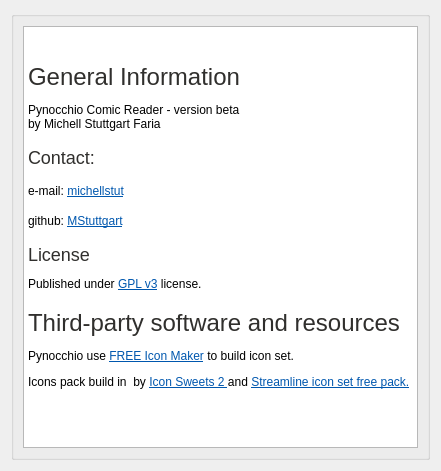
Old version of the form view/about_dialog.ui in the repository mstuttgart/pynocchio.
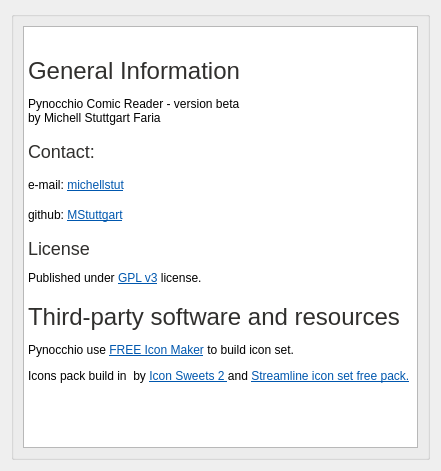
New version of the form. Icons and pictures are not drawn.

Commit message: Icons in view updated

```diff
--- a/view/about_dialog.ui
+++ b/view/about_dialog.ui
@@ -34,8 +34,8 @@
 &lt;html&gt;&lt;head&gt;&lt;meta name=&quot;qrichtext&quot; content=&quot;1&quot; /&gt;&lt;style type=&quot;text/css&quot;&gt;
 p, li { white-space: pre-wrap; }
 &lt;/style&gt;&lt;/head&gt;&lt;body style=&quot; font-family:'DejaVu Sans'; font-size:9pt; font-weight:400; font-style:normal;&quot;&gt;
-&lt;p style=&quot; margin-top:12px; margin-bottom:12px; margin-left:0px; margin-right:0px; -qt-block-indent:0; text-indent:0px;&quot;&gt; &lt;img src=&quot;:/image/freeiconmaker (1)/freeiconmaker_28.png&quot; /&gt;&lt;/p&gt;
-&lt;p style=&quot; margin-top:18px; margin-bottom:12px; margin-left:0px; margin-right:0px; -qt-block-indent:0; text-indent:0px;&quot;&gt;&lt;span style=&quot; font-size:xx-large; color:#302f2d;&quot;&gt;General Information&lt;/span&gt;&lt;/p&gt;
+&lt;p style=&quot; margin-top:0px; margin-bottom:0px; margin-left:0px; margin-right:0px; -qt-block-indent:0; text-indent:0px;&quot;&gt;&lt;img src=&quot;:/icons/icons/freeiconmaker_2 1.png&quot; /&gt; &lt;/p&gt;
+&lt;p style=&quot; margin-top:12px; margin-bottom:12px; margin-left:0px; margin-right:0px; -qt-block-indent:0; text-indent:0px;&quot;&gt;&lt;span style=&quot; font-size:xx-large; color:#302f2d;&quot;&gt;General Information&lt;/span&gt;&lt;/p&gt;
 &lt;p align=&quot;justify&quot; style=&quot; margin-top:12px; margin-bottom:12px; margin-left:0px; margin-right:0px; -qt-block-indent:0; text-indent:0px;&quot;&gt;Pynocchio Comic Reader - version beta&lt;br /&gt;by Michell Stuttgart Faria&lt;/p&gt;
 &lt;p style=&quot; margin-top:16px; margin-bottom:12px; margin-left:0px; margin-right:0px; -qt-block-indent:0; text-indent:0px;&quot;&gt;&lt;span style=&quot; font-size:x-large; color:#302f2d;&quot;&gt;Contact: &lt;/span&gt;&lt;/p&gt;
 &lt;p style=&quot; margin-top:16px; margin-bottom:12px; margin-left:0px; margin-right:0px; -qt-block-indent:0; text-indent:0px;&quot;&gt;e-mail: &lt;a href=&quot;michellstut@gmail.com&quot;&gt;&lt;span style=&quot; text-decoration: underline; color:#0057ae;&quot;&gt;michellstut&lt;/span&gt;&lt;/a&gt;&lt;/p&gt;
```
Left out of the diff: 2 changed lines with no effect on the pictures. The commit also changes 8 other files.
